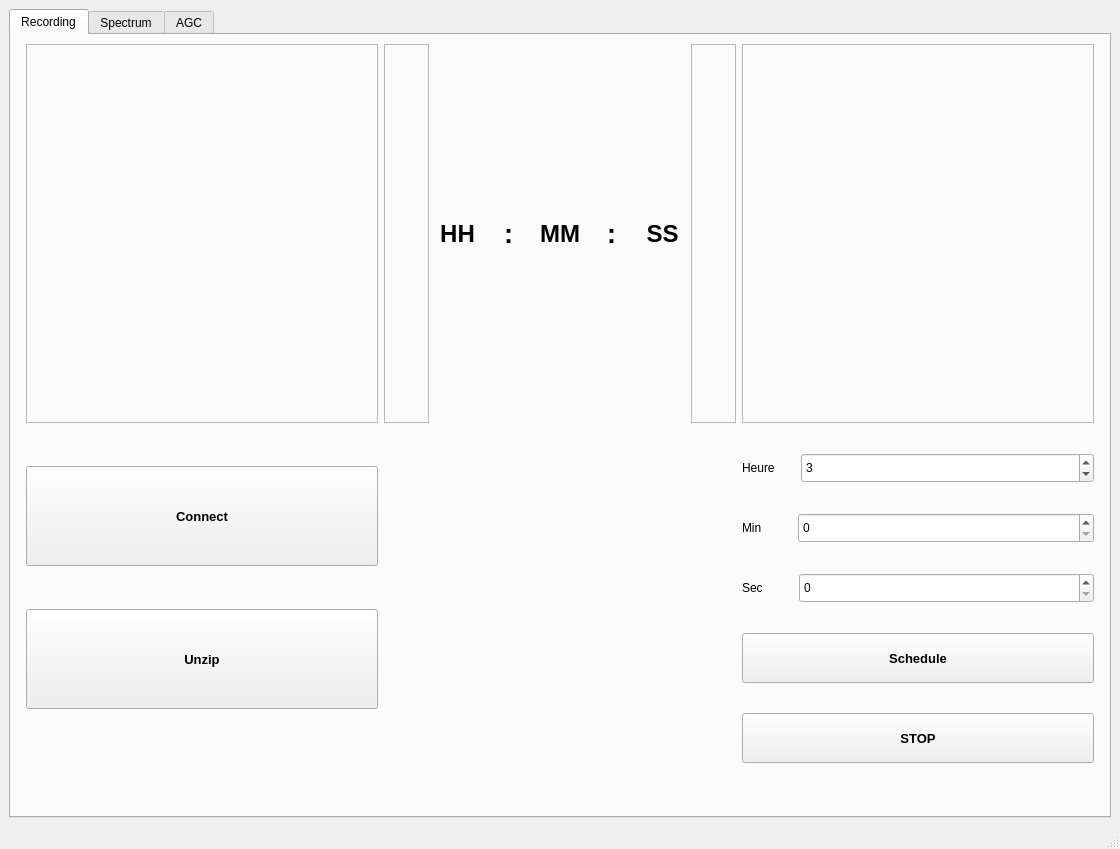
The window that AcquisitionPlutoSDR/GUI.ui (maliyuS/Tracking) describes before a commit, drawn with Qt 5.
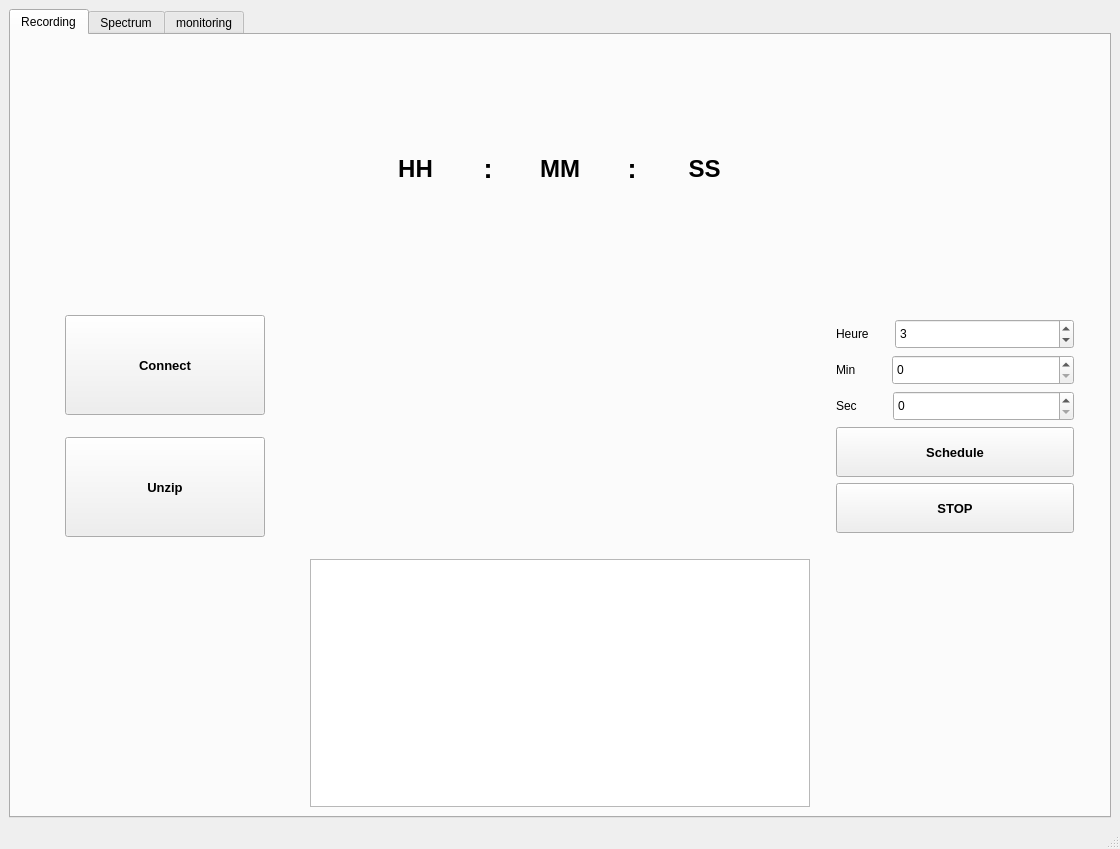
The same window after the commit.

```diff
--- a/AcquisitionPlutoSDR/GUI.ui
+++ b/AcquisitionPlutoSDR/GUI.ui
@@ -22,11 +22,11 @@
   <widget class="QWidget" name="centralwidget">
    <layout class="QGridLayout" name="gridLayout_3">
     <item row="1" column="0">
-     <widget class="QTabWidget" name="AGC_2">
+     <widget class="QTabWidget" name="Notebook">
       <property name="currentIndex">
        <number>0</number>
       </property>
-      <widget class="QWidget" name="Tab1">
+      <widget class="QWidget" name="Recording">
        <attribute name="title">
         <string>Recording</string>
        </attribute>
@@ -37,7 +37,37 @@
            <enum>QLayout::SetMaximumSize</enum>
           </property>
           <item row="0" column="3">
-           <widget class="QFrame" name="frame_3">
+           <layout class="QHBoxLayout" name="horizontalLayout_5">
+            <item>
+             <spacer name="verticalSpacer_2">
+              <property name="orientation">
+               <enum>Qt::Vertical</enum>
+              </property>
+              <property name="sizeHint" stdset="0">
+               <size>
+                <width>20</width>
+                <height>40</height>
+               </size>
+              </property>
+             </spacer>
+            </item>
+            <item>
+             <spacer name="horizontalSpacer_7">
+              <property name="orientation">
+               <enum>Qt::Horizontal</enum>
+              </property>
+              <property name="sizeHint" stdset="0">
+               <size>
+                <width>40</width>
+                <height>20</height>
+               </size>
+              </property>
+             </spacer>
+            </item>
+           </layout>
+          </item>
+          <item row="0" column="0">
+           <widget class="QFrame" name="frame_5">
             <property name="frameShape">
              <enum>QFrame::StyledPanel</enum>
             </property>
@@ -56,29 +86,21 @@
             </property>
            </widget>
           </item>
-          <item row="0" column="0">
-           <widget class="QFrame" name="frame_5">
-            <property name="frameShape">
-             <enum>QFrame::StyledPanel</enum>
-            </property>
-            <property name="frameShadow">
-             <enum>QFrame::Raised</enum>
-            </property>
-           </widget>
-          </item>
-          <item row="0" column="1">
-           <widget class="QFrame" name="frame_4">
-            <property name="frameShape">
-             <enum>QFrame::StyledPanel</enum>
-            </property>
-            <property name="frameShadow">
-             <enum>QFrame::Raised</enum>
-            </property>
-           </widget>
-          </item>
           <item row="1" column="3">
-           <layout class="QVBoxLayout" name="verticalLayout_2">
-            <item>
+           <layout class="QGridLayout" name="gridLayout_4">
+            <property name="leftMargin">
+             <number>20</number>
+            </property>
+            <property name="topMargin">
+             <number>20</number>
+            </property>
+            <property name="rightMargin">
+             <number>20</number>
+            </property>
+            <property name="bottomMargin">
+             <number>20</number>
+            </property>
+            <item row="0" column="0">
              <layout class="QHBoxLayout" name="horizontalLayout_6">
               <item>
                <widget class="QLabel" name="label">
@@ -113,7 +135,7 @@
                </spacer>
               </item>
               <item>
-               <widget class="QSpinBox" name="spinBox">
+               <widget class="QSpinBox" name="inputTimer_heure">
                 <property name="sizePolicy">
                  <sizepolicy hsizetype="Minimum" vsizetype="Fixed">
                   <horstretch>1</horstretch>
@@ -133,7 +155,7 @@
               </item>
              </layout>
             </item>
-            <item>
+            <item row="1" column="0">
              <layout class="QHBoxLayout" name="horizontalLayout_7">
               <item>
                <widget class="QLabel" name="label_6">
@@ -162,7 +184,7 @@
                </spacer>
               </item>
               <item>
-               <widget class="QSpinBox" name="spinBox_3">
+               <widget class="QSpinBox" name="inputTimer_minute">
                 <property name="sizePolicy">
                  <sizepolicy hsizetype="Minimum" vsizetype="Fixed">
                   <horstretch>1</horstretch>
@@ -179,7 +201,7 @@
               </item>
              </layout>
             </item>
-            <item>
+            <item row="2" column="0">
              <layout class="QHBoxLayout" name="horizontalLayout_8">
               <item>
                <widget class="QLabel" name="label_7">
@@ -208,7 +230,7 @@
                </spacer>
               </item>
               <item>
-               <widget class="QSpinBox" name="spinBox_2">
+               <widget class="QSpinBox" name="inputTimer_seconde">
                 <property name="sizePolicy">
                  <sizepolicy hsizetype="Minimum" vsizetype="Fixed">
                   <horstretch>1</horstretch>
@@ -225,39 +247,19 @@
               </item>
              </layout>
             </item>
-            <item>
-             <widget class="QPushButton" name="pushButton">
+            <item row="4" column="0">
+             <widget class="QPushButton" name="STOPbutton">
               <property name="sizePolicy">
                <sizepolicy hsizetype="Minimum" vsizetype="Minimum">
                 <horstretch>0</horstretch>
                 <verstretch>0</verstretch>
                </sizepolicy>
               </property>
-              <property name="maximumSize">
+              <property name="minimumSize">
                <size>
-                <width>16777215</width>
+                <width>0</width>
                 <height>50</height>
                </size>
-              </property>
-              <property name="font">
-               <font>
-                <pointsize>10</pointsize>
-                <weight>75</weight>
-                <bold>true</bold>
-               </font>
-              </property>
-              <property name="text">
-               <string>Schedule</string>
-              </property>
-             </widget>
-            </item>
-            <item>
-             <widget class="QPushButton" name="STOP">
-              <property name="sizePolicy">
-               <sizepolicy hsizetype="Minimum" vsizetype="Minimum">
-                <horstretch>0</horstretch>
-                <verstretch>0</verstretch>
-               </sizepolicy>
               </property>
               <property name="maximumSize">
                <size>
@@ -277,35 +279,54 @@
               </property>
              </widget>
             </item>
-            <item>
-             <spacer name="horizontalSpacer">
-              <property name="orientation">
-               <enum>Qt::Horizontal</enum>
+            <item row="3" column="0">
+             <widget class="QPushButton" name="ScheduleButton">
+              <property name="sizePolicy">
+               <sizepolicy hsizetype="Minimum" vsizetype="Minimum">
+                <horstretch>0</horstretch>
+                <verstretch>0</verstretch>
+               </sizepolicy>
               </property>
-              <property name="sizeHint" stdset="0">
+              <property name="minimumSize">
                <size>
-                <width>40</width>
-                <height>20</height>
+                <width>25</width>
+                <height>50</height>
                </size>
               </property>
-             </spacer>
+              <property name="maximumSize">
+               <size>
+                <width>16777215</width>
+                <height>50</height>
+               </size>
+              </property>
+              <property name="font">
+               <font>
+                <pointsize>10</pointsize>
+                <weight>75</weight>
+                <bold>true</bold>
+               </font>
+              </property>
+              <property name="text">
+               <string>Schedule</string>
+              </property>
+             </widget>
             </item>
            </layout>
           </item>
           <item row="0" column="2">
            <layout class="QHBoxLayout" name="horizontalLayout">
             <item>
-             <widget class="QFrame" name="frame">
-              <property name="frameShape">
-               <enum>QFrame::StyledPanel</enum>
+             <widget class="QLabel" name="label_9">
+              <property name="styleSheet">
+               <string notr="true">background-color: rgba(255, 255, 255, 0);</string>
               </property>
-              <property name="frameShadow">
-               <enum>QFrame::Raised</enum>
+              <property name="text">
+               <string/>
               </property>
              </widget>
             </item>
             <item>
-             <widget class="QLabel" name="Heure">
+             <widget class="QLabel" name="outputTimer_heure">
               <property name="font">
                <font>
                 <pointsize>18</pointsize>
@@ -345,7 +366,7 @@
              </widget>
             </item>
             <item>
-             <widget class="QLabel" name="label_2">
+             <widget class="QLabel" name="outputTimer_minute">
               <property name="font">
                <font>
                 <pointsize>18</pointsize>
@@ -385,7 +406,7 @@
              </widget>
             </item>
             <item>
-             <widget class="QLabel" name="label_3">
+             <widget class="QLabel" name="outputTimer_seconde">
               <property name="font">
                <font>
                 <pointsize>18</pointsize>
@@ -405,12 +426,12 @@
              </widget>
             </item>
             <item>
-             <widget class="QFrame" name="frame_2">
-              <property name="frameShape">
-               <enum>QFrame::StyledPanel</enum>
+             <widget class="QLabel" name="label_8">
+              <property name="styleSheet">
+               <string notr="true">background-color: rgba(255, 255, 255, 0);</string>
               </property>
-              <property name="frameShadow">
-               <enum>QFrame::Raised</enum>
+              <property name="text">
+               <string/>
               </property>
              </widget>
             </item>
@@ -419,9 +440,14 @@
           <item row="1" column="1">
            <layout class="QVBoxLayout" name="verticalLayout">
             <item>
-             <widget class="QPushButton" name="pushButton_6">
+             <layout class="QHBoxLayout" name="horizontalLayout_2">
+              <property name="sizeConstraint">
+               <enum>QLayout::SetNoConstraint</enum>
+              </property>
+              <item>
+               <widget class="QPushButton" name="ConnectButton">
               <property name="sizePolicy">
-               <sizepolicy hsizetype="Minimum" vsizetype="Preferred">
+                 <sizepolicy hsizetype="Maximum" vsizetype="Preferred">
                 <horstretch>0</horstretch>
                 <verstretch>0</verstretch>
                </sizepolicy>
@@ -434,7 +460,7 @@
               </property>
               <property name="maximumSize">
                <size>
-                <width>100000</width>
+                  <width>200</width>
                 <height>100</height>
                </size>
               </property>
@@ -450,17 +476,33 @@
               </property>
              </widget>
             </item>
+             </layout>
+            </item>
             <item>
-             <widget class="QPushButton" name="pushButton_2">
+             <layout class="QHBoxLayout" name="horizontalLayout_3">
+              <property name="spacing">
+               <number>4</number>
+              </property>
+              <property name="sizeConstraint">
+               <enum>QLayout::SetMinAndMaxSize</enum>
+              </property>
+              <item>
+               <widget class="QPushButton" name="UnzipButton">
               <property name="sizePolicy">
                <sizepolicy hsizetype="Minimum" vsizetype="Minimum">
                 <horstretch>0</horstretch>
                 <verstretch>0</verstretch>
                </sizepolicy>
               </property>
+                <property name="minimumSize">
+                 <size>
+                  <width>100</width>
+                  <height>0</height>
+                 </size>
+                </property>
               <property name="maximumSize">
                <size>
-                <width>16777215</width>
+                  <width>200</width>
                 <height>100</height>
                </size>
               </property>
@@ -476,19 +518,51 @@
               </property>
              </widget>
             </item>
-            <item>
+             </layout>
+            </item>
+           </layout>
+          </item>
+          <item row="0" column="1">
              <spacer name="horizontalSpacer_3">
               <property name="orientation">
                <enum>Qt::Horizontal</enum>
               </property>
               <property name="sizeHint" stdset="0">
                <size>
-                <width>60</width>
+              <width>40</width>
                 <height>60</height>
                </size>
               </property>
              </spacer>
             </item>
+          <item row="2" column="3">
+           <layout class="QHBoxLayout" name="horizontalLayout_4">
+            <item>
+             <spacer name="verticalSpacer">
+              <property name="orientation">
+               <enum>Qt::Vertical</enum>
+              </property>
+              <property name="sizeHint" stdset="0">
+               <size>
+                <width>20</width>
+                <height>40</height>
+               </size>
+              </property>
+             </spacer>
+            </item>
+            <item>
+             <spacer name="horizontalSpacer">
+              <property name="orientation">
+               <enum>Qt::Horizontal</enum>
+              </property>
+              <property name="sizeHint" stdset="0">
+               <size>
+                <width>40</width>
+                <height>20</height>
+               </size>
+              </property>
+             </spacer>
+            </item>
            </layout>
           </item>
           <item row="1" column="2">
@@ -504,18 +578,32 @@
             </property>
            </spacer>
           </item>
+          <item row="2" column="2">
+           <layout class="QGridLayout" name="gridLayout_2">
+            <item row="0" column="0">
+             <widget class="QPlainTextEdit" name="plainTextEdit">
+              <property name="minimumSize">
+               <size>
+                <width>500</width>
+                <height>0</height>
+               </size>
+              </property>
+             </widget>
+            </item>
          </layout>
         </item>
        </layout>
+        </item>
+       </layout>
       </widget>
-      <widget class="QWidget" name="tab_4">
+      <widget class="QWidget" name="Spectrum">
        <attribute name="title">
         <string>Spectrum</string>
        </attribute>
       </widget>
-      <widget class="QWidget" name="AGC">
+      <widget class="QWidget" name="Monitoring">
        <attribute name="title">
-        <string>AGC</string>
+        <string>monitoring</string>
        </attribute>
       </widget>
      </widget>
@@ -528,7 +616,7 @@
      <x>0</x>
      <y>0</y>
      <width>1120</width>
-     <height>26</height>
+     <height>21</height>
     </rect>
    </property>
   </widget>
```
Lines whose indentation alone changed are shown as unchanged.
